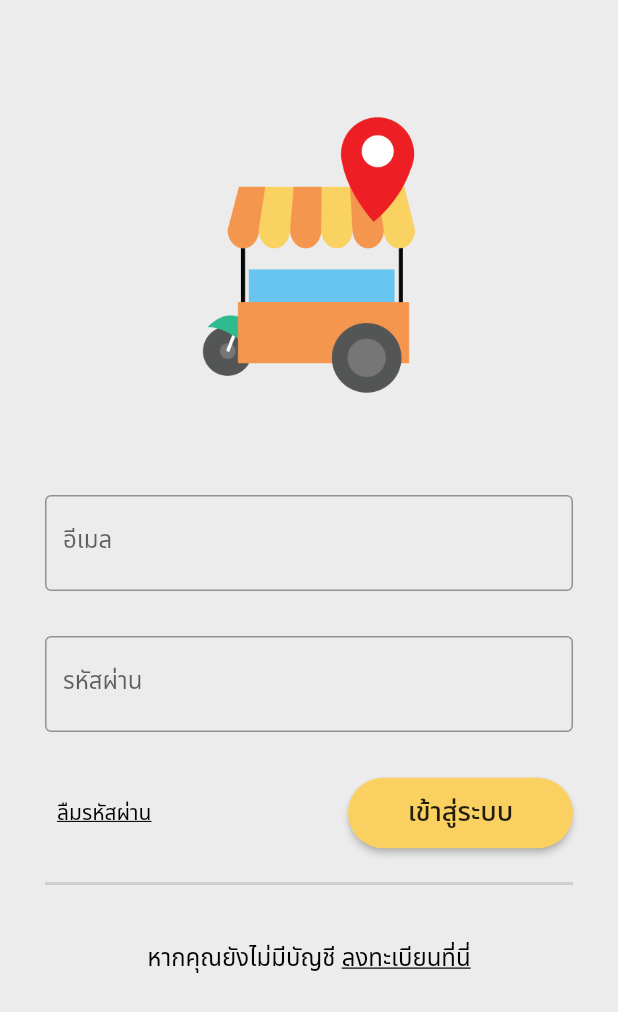
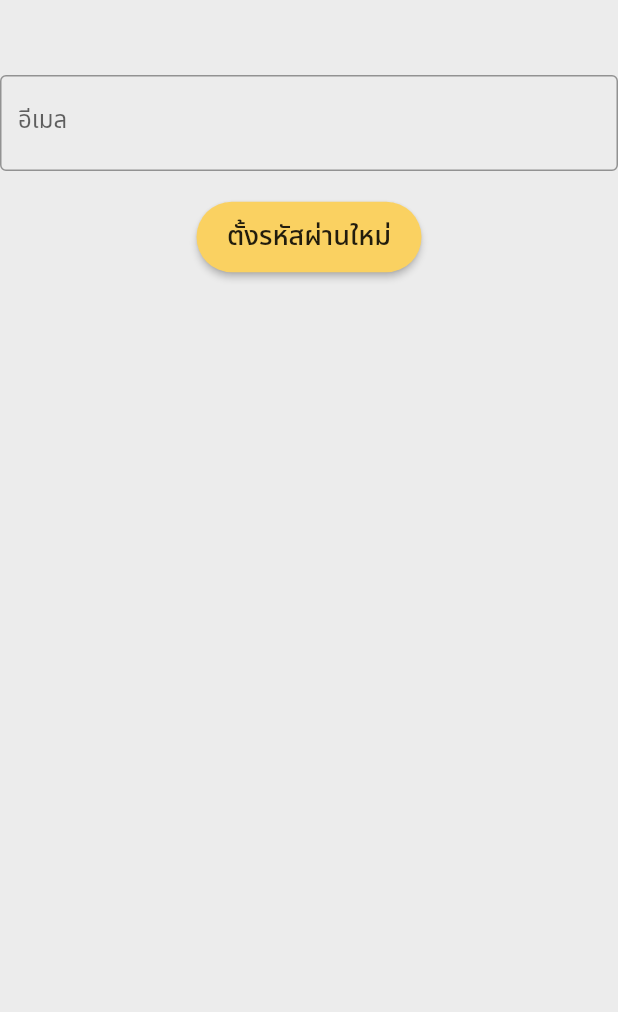
Before and after one commit to Kantaponruj/CS-SeniorProject, a Flutter app: the screen it shows after launch, after a tap on "ลืมรหัสผ่าน", on a phone screen of 412 x 824 dp. Shown: the top 1012 px of the screen. Run offline on Flutter 3.47's test engine with Material 2 defaults, Android fonts, the phone set to English and light mode, and no system bars; our stand-ins replace auto_size_text, cloud_firestore, firebase_auth, firebase_core, firebase_messaging, flutter_icons and 6 more; missing offline and left inert: flutter_polyline_points, google_maps_place_picker, google_maps_widget; accounts and stored records are empty.

Commit message:
[ADD] forget password

```diff
--- a/lib/notifiers/user_notifier.dart
+++ b/lib/notifiers/user_notifier.dart
@@ -92,6 +92,10 @@ class UserNotifier with ChangeNotifier {
     return Future.delayed(Duration.zero);
   }
 
+  Future<bool> resetPassword() {
+    auth.sendPasswordResetEmail(email: email.text.trim());
+  }
+
   void clearController() {
     displayName.text = "";
     email.text = "";
--- /dev/null
+++ b/lib/screens/forget_password.dart
@@ -0,0 +1,79 @@
+import 'package:cs_senior_project/notifiers/user_notifier.dart';
+import 'package:cs_senior_project/screens/login.dart';
+import 'package:cs_senior_project/widgets/button_widget.dart';
+import 'package:flutter/material.dart';
+import 'package:provider/provider.dart';
+
+class ForgetPasswordPage extends StatefulWidget {
+  ForgetPasswordPage({Key key}) : super(key: key);
+
+  @override
+  _ForgetPasswordPageState createState() => _ForgetPasswordPageState();
+}
+
+class _ForgetPasswordPageState extends State<ForgetPasswordPage> {
+  @override
+  Widget build(BuildContext context) {
+    UserNotifier authNotifier = Provider.of<UserNotifier>(context);
+
+    return Scaffold(
+      body: Container(
+        child: Column(
+          children: [
+            const SizedBox(
+              height: 50,
+            ),
+            TextFormField(
+              decoration: InputDecoration(
+                labelText: 'อีเมล',
+                border: OutlineInputBorder(),
+                errorBorder: OutlineInputBorder(
+                    borderSide: BorderSide(color: Colors.red)),
+                errorStyle: TextStyle(color: Colors.red),
+              ),
+              controller: authNotifier.email,
+              keyboardType: TextInputType.emailAddress,
+              validator: (value) {
+                final pattern =
+                    r'(^[a-zA-Z0-9_.+-]+@[a-zA-Z0-9-]+\.[a-zA-Z0-9-]+$)';
+                final regExp = RegExp(pattern);
+
+                if (value.isEmpty) {
+                  return 'กรุณากรอกอีเมล';
+                } else if (!regExp.hasMatch(value)) {
+                  return 'กรุณากรอกอีเมลให้ถูกต้อง';
+                } else {
+                  return null;
+                }
+              },
+            ),
+            const SizedBox(
+              height: 20,
+            ),
+            ButtonWidget(
+              text: 'ตั้งรหัสผ่านใหม่',
+              width: 150,
+              onClicked: () async {
+                // final isValid = formKey.currentState.validate();
+                // if (!await authNotifier.signIn()) {
+                //   ScaffoldMessenger.of(context).showSnackBar(
+                //       const SnackBar(content: Text("ส่งเข้าอีเมลเรียบร้อยแล้ว")));
+                //   return;
+                // }
+                ScaffoldMessenger.of(context).showSnackBar(
+                    const SnackBar(content: Text("ส่งเข้าอีเมลเรียบร้อยแล้ว")));
+                authNotifier.resetPassword();
+                authNotifier.clearController();
+                Navigator.pushAndRemoveUntil(
+                    context,
+                    MaterialPageRoute(builder: (context) => LoginPage()),
+                    (route) => false);
+                FocusScope.of(context).unfocus();
+              },
+            ),
+          ],
+        ),
+      ),
+    );
+  }
+}
--- a/lib/screens/login.dart
+++ b/lib/screens/login.dart
@@ -2,6 +2,7 @@ import 'package:cs_senior_project/asset/color.dart';
 import 'package:cs_senior_project/asset/text_style.dart';
 import 'package:cs_senior_project/component/bottomBar.dart';
 import 'package:cs_senior_project/notifiers/user_notifier.dart';
+import 'package:cs_senior_project/screens/forget_password.dart';
 import 'package:cs_senior_project/screens/home.dart';
 import 'package:cs_senior_project/screens/register.dart';
 import 'package:cs_senior_project/widgets/button_widget.dart';
@@ -41,13 +42,11 @@ class _LoginPageState extends State<LoginPage> {
       body: authNotifier.status == Status.Authenticating
           ? LoadingWidget()
           : SingleChildScrollView(
-
               child: Theme(
                 data: Theme.of(context).copyWith(
                     colorScheme: ColorScheme.light(
                   primary: CollectionsColors.orange,
-            )
-          ),
+                )),
                 child: Form(
                   autovalidateMode: AutovalidateMode.onUserInteraction,
                   child: Padding(
@@ -60,7 +59,8 @@ class _LoginPageState extends State<LoginPage> {
                         Container(
                           height: 200,
                           margin: EdgeInsets.symmetric(vertical: 30),
-                          child: Image.asset('assets/images/stalltruckr_logo.png'),
+                          child:
+                              Image.asset('assets/images/stalltruckr_logo.png'),
                         ),
                         const SizedBox(
                           height: 30,
@@ -78,7 +78,15 @@ class _LoginPageState extends State<LoginPage> {
                             mainAxisAlignment: MainAxisAlignment.spaceBetween,
                             children: [
                               EditButton(
-                                onClicked: () {},
+                                onClicked: () {
+                                  Navigator.push(
+                                    context,
+                                    MaterialPageRoute<void>(
+                                      builder: (BuildContext context) =>
+                                          ForgetPasswordPage(),
+                                    ),
+                                  );
+                                },
                                 editText: 'ลืมรหัสผ่าน',
                               ),
                               buildSubmit(),
@@ -99,7 +107,8 @@ class _LoginPageState extends State<LoginPage> {
                             mainAxisAlignment: MainAxisAlignment.center,
                             children: [
                               Container(
-                                child: Text('หากคุณยังไม่มีบัญชี ', style: FontCollection.bodyTextStyle),
+                                child: Text('หากคุณยังไม่มีบัญชี ',
+                                    style: FontCollection.bodyTextStyle),
                               ),
                               InkWell(
                                 onTap: () => register(context),
```
Lines whose indentation alone changed are shown as unchanged.
